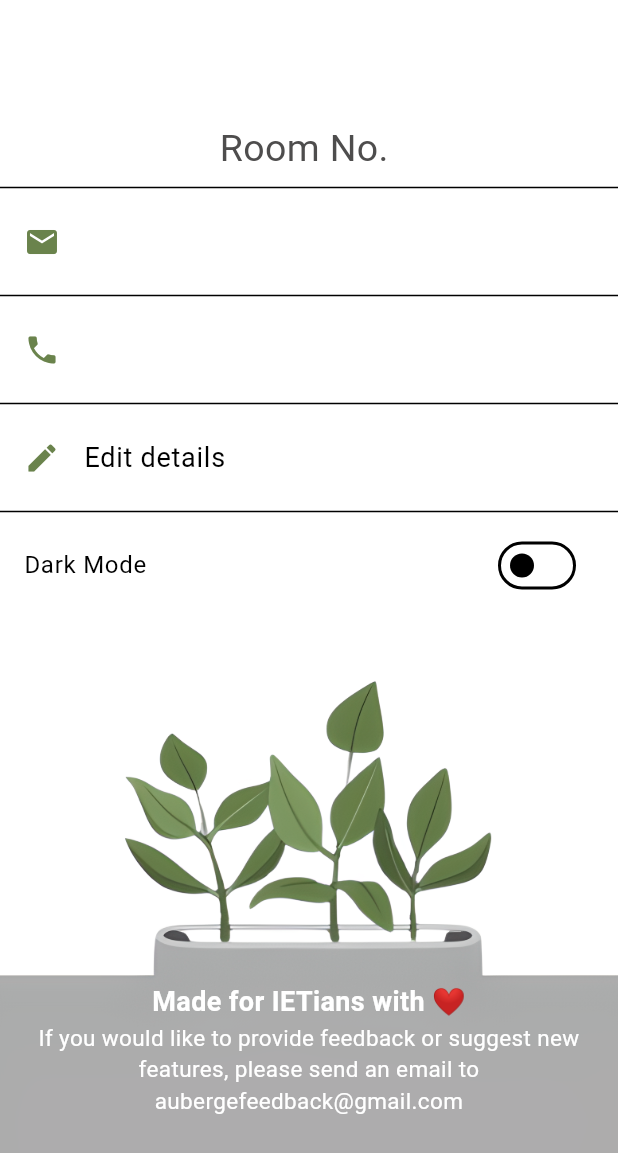
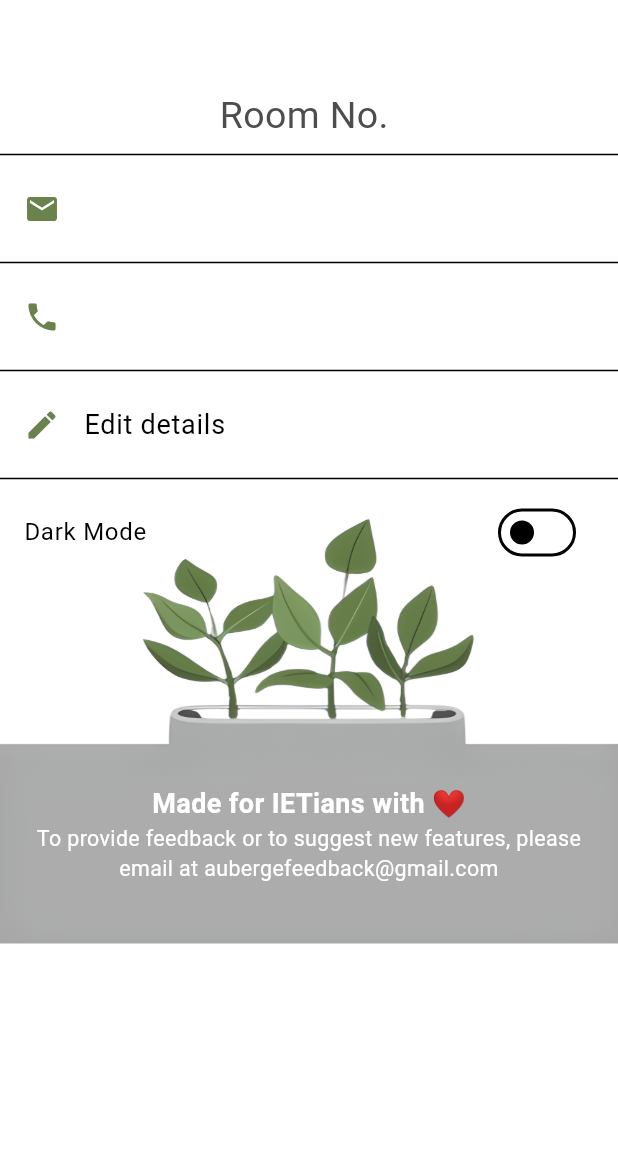
Before and after one commit to Photon3009/Auberge, a Flutter app: the ProfileScreen widget shown alone on an empty page, opened directly, on a phone screen of 412 x 824 dp. Shown: the top 1153 px of the screen. Run offline on Flutter 3.47's test engine with Material 3 defaults, Android fonts, the light colour scheme and no system bars; our stand-ins replace another_flushbar, cloud_firestore, firebase_auth, firebase_core, flutter_spinkit, fluttertoast and 3 more; missing offline and left inert: gsheets; accounts and stored records are empty; Roboto replaces fonts that are missing (Sen).

Commit message:
bugs resolved

```diff
--- a/lib/view/nav_bar/user_profile_screen.dart
+++ b/lib/view/nav_bar/user_profile_screen.dart
@@ -30,18 +30,18 @@ class _HomeState extends State<ProfileScreen> {
     final themeChange = Provider.of<UserProvider>(context);
 
     return Padding(
-      padding: const EdgeInsets.only(top: 28.0),
+      padding: const EdgeInsets.only(top: 20.0,),
       child: Container(
         decoration: const BoxDecoration(
             image: DecorationImage(
-              image: AssetImage('assets/images/zyro-image (2).png'),
-              fit: BoxFit.cover,
+              image: AssetImage('assets/images/zyro-image (2).png',),
+              fit: BoxFit.fill,
             ),
             borderRadius: BorderRadius.only(
                 topLeft: Radius.circular(20), topRight: Radius.circular(20))),
         child: SingleChildScrollView(
           child: Container(
-            margin: const EdgeInsets.only(bottom: 60),
+            margin: const EdgeInsets.only(bottom: 20),
             child: Column(
               crossAxisAlignment: CrossAxisAlignment.center,
               children: [
@@ -52,6 +52,7 @@ class _HomeState extends State<ProfileScreen> {
                       fontSize: 34.0,
                       fontFamily: "Sen",
                       fontWeight: FontWeight.bold,
+                      height: 1,
                       color: Colors.black),
                 ),
                 Text(
@@ -109,7 +110,7 @@ class _HomeState extends State<ProfileScreen> {
                       themeChange.darkTheme = value!;
                       Fluttertoast.showToast(msg: 'Theme changed to ${value ? 'Dark mode' : 'Light mode'}', toastLength: Toast.LENGTH_SHORT);
                     }),
-                const SizedBox(height: 250.0),
+                const SizedBox(height: 140.0),
                 const Text("Made for IETians with ❤️",
                     style: TextStyle(
                         color: Colors.white,
@@ -120,19 +121,21 @@ class _HomeState extends State<ProfileScreen> {
                   padding: EdgeInsets.only(left: 20, right: 20, bottom: 20),
                   child: Center(
                     child: Text(
-                        "If you would like to provide feedback or suggest new features, please send an email to aubergefeedback@gmail.com",
+                        "To provide feedback or to suggest new features, please email at aubergefeedback@gmail.com",
                         textAlign: TextAlign.center,
                         style: TextStyle(
                             color: Colors.white,
                             fontFamily: "Sen",
-                            fontSize: 15)),
+                            fontSize: 14.3)),
                   ),
                 ),
+                Container(color: Colors.grey,)
               ],
             ),
           ),
         ),
       ),
+
     );
   }
 }
```
Also changed, not shown: 2 other files.
